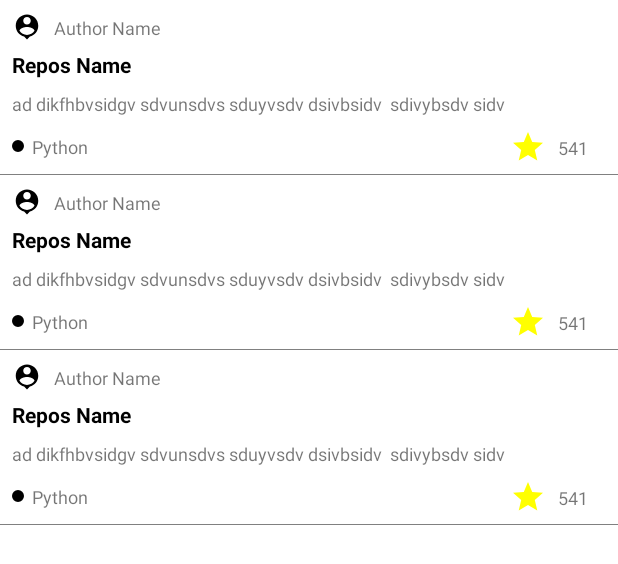
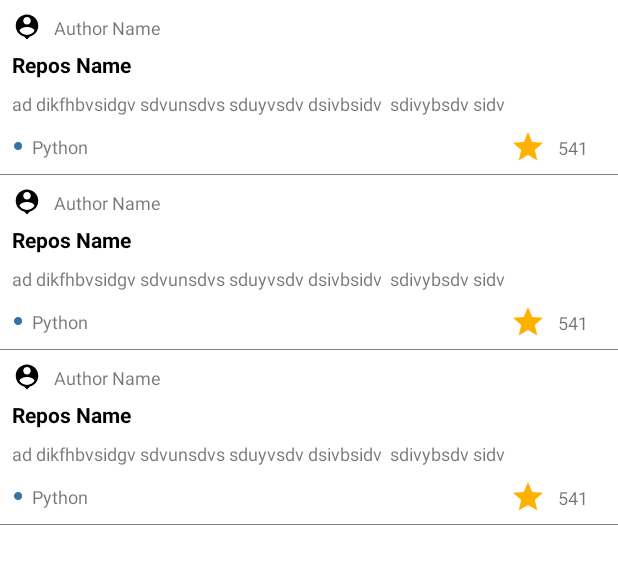
Before and after one commit to AJITHJOY/TrendingRepositories, an Android app: the layout activity_main.xml on its own in the app's theme, with its tools: preview values and no code run, on a phone screen of 412 x 824 dp. Shown: the top 564 px of the screen. Run offline under Robolectric (Android 15) with nearby library versions, the phone set to English and light mode, and no system bars.

Commit message:
Completed requested functionality Documentation to be done

```diff
--- a/app/build.gradle
+++ b/app/build.gradle
@@ -8,7 +8,7 @@ android {
 
     defaultConfig {
         applicationId "com.aj.trendingrepositories"
-        minSdkVersion 22
+        minSdkVersion 23
         targetSdkVersion 30
         versionCode 1
         versionName "1.0"
--- a/app/src/main/java/com/aj/trendingrepositories/db/RepoDb.java
+++ b/app/src/main/java/com/aj/trendingrepositories/db/RepoDb.java
@@ -11,7 +11,7 @@ import androidx.sqlite.db.SupportSQLiteDatabase;
 
 import com.aj.trendingrepositories.db.tables.RepositoriesTable;
 
-@Database(entities = {RepositoriesTable.class}, version = 2,exportSchema = false)
+@Database(entities = {RepositoriesTable.class}, version = 2, exportSchema = false)
 public abstract class RepoDb extends RoomDatabase {
 
     private static final String DB_NAME = "RepoDb";
@@ -20,6 +20,7 @@ public abstract class RepoDb extends RoomDatabase {
 
     private static volatile RepoDb INSTANCE;
 
+    //    Building local database
     public static RepoDb getInstance(Context context) {
         if (INSTANCE == null) {
             synchronized (RepoDb.class) {
--- a/app/src/main/java/com/aj/trendingrepositories/db/tables/RepositoriesTable.java
+++ b/app/src/main/java/com/aj/trendingrepositories/db/tables/RepositoriesTable.java
@@ -8,7 +8,8 @@ import androidx.room.Entity;
 import androidx.room.Index;
 import androidx.room.PrimaryKey;
 
-@Entity(tableName = "Repositories")
+@Entity(tableName = "Repositories", indices = {@Index(value = {"author", "name", "avatar",
+        "url", "description", "language", "languageColor", "stars", "forks", "currentPeriodStars"}, unique = true)})
 public class RepositoriesTable implements Parcelable {
 
     @PrimaryKey(autoGenerate = true)
--- a/app/src/main/res/drawable/circle_shape.xml
+++ b/app/src/main/res/drawable/circle_shape.xml
@@ -3,5 +3,9 @@
     android:shape="oval">
     <stroke
         android:width="1dp"
-        android:color="#fff"/>
+        android:color="#fff" />
+
+    <solid android:color="#3572A5" />
+
+
 </shape>
--- a/app/src/main/res/drawable/ic_baseline_search_24.xml
+++ b/app/src/main/res/drawable/ic_baseline_search_24.xml
@@ -1,5 +1,5 @@
-<vector android:height="24dp" android:tint="#000"
+<vector android:height="24dp" android:tint="#fff"
     android:viewportHeight="24" android:viewportWidth="24"
     android:width="24dp" xmlns:android="http://schemas.android.com/apk/res/android">
-    <path android:fillColor="@android:color/black" android:pathData="M15.5,14h-0.79l-0.28,-0.27C15.41,12.59 16,11.11 16,9.5 16,5.91 13.09,3 9.5,3S3,5.91 3,9.5 5.91,16 9.5,16c1.61,0 3.09,-0.59 4.23,-1.57l0.27,0.28v0.79l5,4.99L20.49,19l-4.99,-5zM9.5,14C7.01,14 5,11.99 5,9.5S7.01,5 9.5,5 14,7.01 14,9.5 11.99,14 9.5,14z"/>
+    <path android:fillColor="@android:color/white" android:pathData="M15.5,14h-0.79l-0.28,-0.27C15.41,12.59 16,11.11 16,9.5 16,5.91 13.09,3 9.5,3S3,5.91 3,9.5 5.91,16 9.5,16c1.61,0 3.09,-0.59 4.23,-1.57l0.27,0.28v0.79l5,4.99L20.49,19l-4.99,-5zM9.5,14C7.01,14 5,11.99 5,9.5S7.01,5 9.5,5 14,7.01 14,9.5 11.99,14 9.5,14z"/>
 </vector>
--- a/app/src/main/res/drawable/ic_baseline_star_24.xml
+++ b/app/src/main/res/drawable/ic_baseline_star_24.xml
@@ -1,5 +1,5 @@
-<vector android:height="24dp" android:tint="#FFFF00"
+<vector android:height="24dp" android:tint="#FFB100"
     android:viewportHeight="24" android:viewportWidth="24"
     android:width="24dp" xmlns:android="http://schemas.android.com/apk/res/android">
-    <path android:fillColor="@android:color/white" android:pathData="M12,17.27L18.18,21l-1.64,-7.03L22,9.24l-7.19,-0.61L12,2 9.19,8.63 2,9.24l5.46,4.73L5.82,21z"/>
+    <path android:fillColor="#FFB100" android:pathData="M12,17.27L18.18,21l-1.64,-7.03L22,9.24l-7.19,-0.61L12,2 9.19,8.63 2,9.24l5.46,4.73L5.82,21z"/>
 </vector>
--- a/app/src/main/res/layout/repositories_single_item.xml
+++ b/app/src/main/res/layout/repositories_single_item.xml
@@ -54,7 +54,6 @@
         android:layout_height="8dp"
         android:layout_marginTop="16dp"
         android:background="@drawable/circle_shape"
-        android:backgroundTint="@color/black"
         android:orientation="horizontal"
         app:layout_constraintStart_toStartOf="@+id/tv_description"
         app:layout_constraintTop_toBottomOf="@+id/tv_description" />
--- a/app/src/main/res/values-night/themes.xml
+++ b/app/src/main/res/values-night/themes.xml
@@ -5,6 +5,7 @@
         <item name="colorPrimary">@color/purple_200</item>
         <item name="colorPrimaryVariant">@color/purple_700</item>
         <item name="colorOnPrimary">@color/black</item>
+        <item name="android:windowLightStatusBar">true</item>
         <!-- Secondary brand color. -->
         <item name="colorSecondary">@color/teal_200</item>
         <item name="colorSecondaryVariant">@color/teal_200</item>
--- a/app/src/main/res/values/themes.xml
+++ b/app/src/main/res/values/themes.xml
@@ -2,8 +2,8 @@
     <!-- Base application theme. -->
     <style name="Theme.TrendingRepositories" parent="Theme.MaterialComponents.DayNight.DarkActionBar">
         <!-- Primary brand color. -->
-        <item name="colorPrimary">@color/purple_500</item>
-        <item name="colorPrimaryVariant">@color/purple_700</item>
+        <item name="colorPrimary">@color/black</item>
+        <item name="colorPrimaryVariant">@color/black</item>
         <item name="colorOnPrimary">@color/white</item>
         <!-- Secondary brand color. -->
         <item name="colorSecondary">@color/teal_200</item>
@@ -13,4 +13,7 @@
         <item name="android:statusBarColor" tools:targetApi="l">?attr/colorPrimaryVariant</item>
         <!-- Customize your theme here. -->
     </style>
+
+
+
 </resources>
```
Also changed, not shown: app/src/main/java/com/aj/trendingrepositories/ui/MainActivity.java (+43 -9 lines), app/src/main/java/com/aj/trendingrepositories/ui/adapters/RepositoriesRecyclerAdapter.java (+0 -8 lines).
